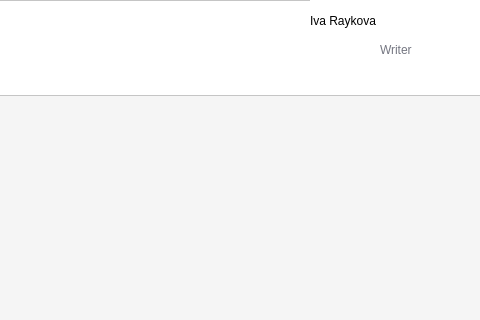
This is codeyapp/presentationLayer/dashboard.ui in codingburgas/10grade-christmas-luck-codey as Qt 5 draws it before an edit; both pictures show x 820 to 1300 and y 0 to 320 of the 1300 by 800 pixel window. The edited form follows.
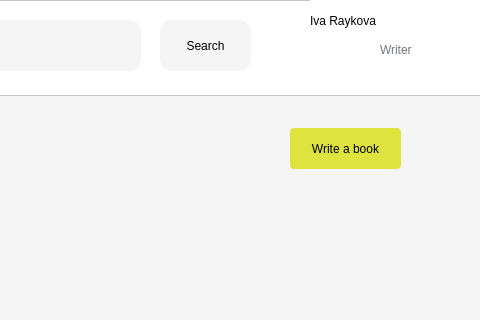
This is the edited form. Icons and pictures are not drawn.

Commit message: Add searchbar and  write a book button in dashboard

Diff of the .ui file:
```diff
--- a/codeyapp/presentationLayer/dashboard.ui
+++ b/codeyapp/presentationLayer/dashboard.ui
@@ -253,6 +253,64 @@
      <string>Writer</string>
     </property>
    </widget>
+   <widget class="QLineEdit" name="searchBar">
+    <property name="geometry">
+     <rect>
+      <x>280</x>
+      <y>20</y>
+      <width>431</width>
+      <height>51</height>
+     </rect>
+    </property>
+    <property name="styleSheet">
+     <string notr="true">
+     background-color: #F5F5F5;
+     border-radius: 12px;</string>
+    </property>
+   </widget>
+   <widget class="QPushButton" name="searchButton">
+    <property name="geometry">
+     <rect>
+      <x>730</x>
+      <y>20</y>
+      <width>91</width>
+      <height>51</height>
+     </rect>
+    </property>
+    <property name="cursor">
+     <cursorShape>PointingHandCursor</cursorShape>
+    </property>
+    <property name="styleSheet">
+     <string notr="true">background-color: #F5F5F5;
+border-radius: 12px;
+color: black;</string>
+    </property>
+    <property name="text">
+     <string>Search</string>
+    </property>
+   </widget>
+  </widget>
+  <widget class="QPushButton" name="pushButton_2">
+   <property name="geometry">
+    <rect>
+     <x>1110</x>
+     <y>128</y>
+     <width>111</width>
+     <height>41</height>
+    </rect>
+   </property>
+   <property name="cursor">
+    <cursorShape>PointingHandCursor</cursorShape>
+   </property>
+   <property name="styleSheet">
+    <string notr="true">border-radius: 4px;
+font: 10pt &quot;Segoe UI&quot;;
+background: #DEE33E;
+color: black;</string>
+   </property>
+   <property name="text">
+    <string>Write a book</string>
+   </property>
   </widget>
  </widget>
  <resources>
```
Left out of the diff: 6 changed lines with no effect on the pictures.
